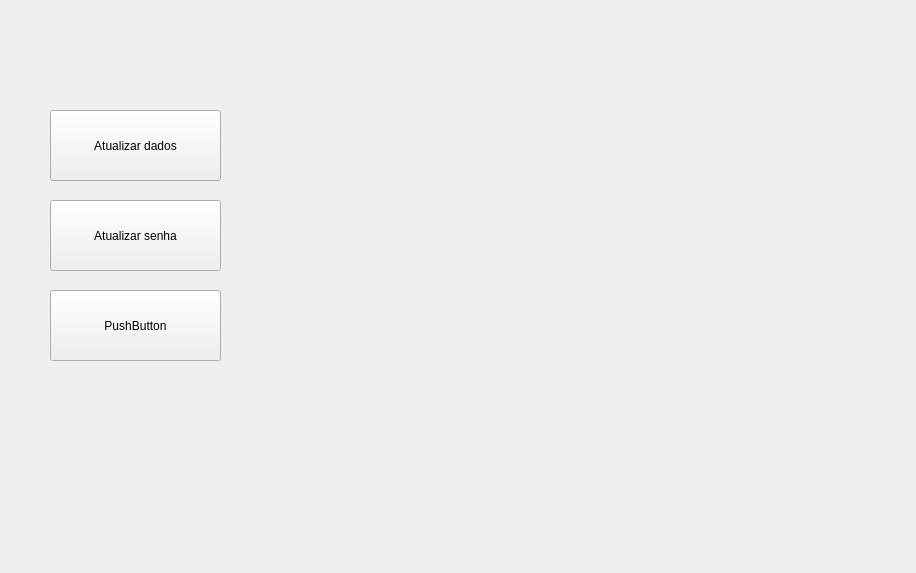
First picture: the form in departamento/gui/menu_professor.ui, repository PedroWegner/projeto_final_desktop, before the edit.
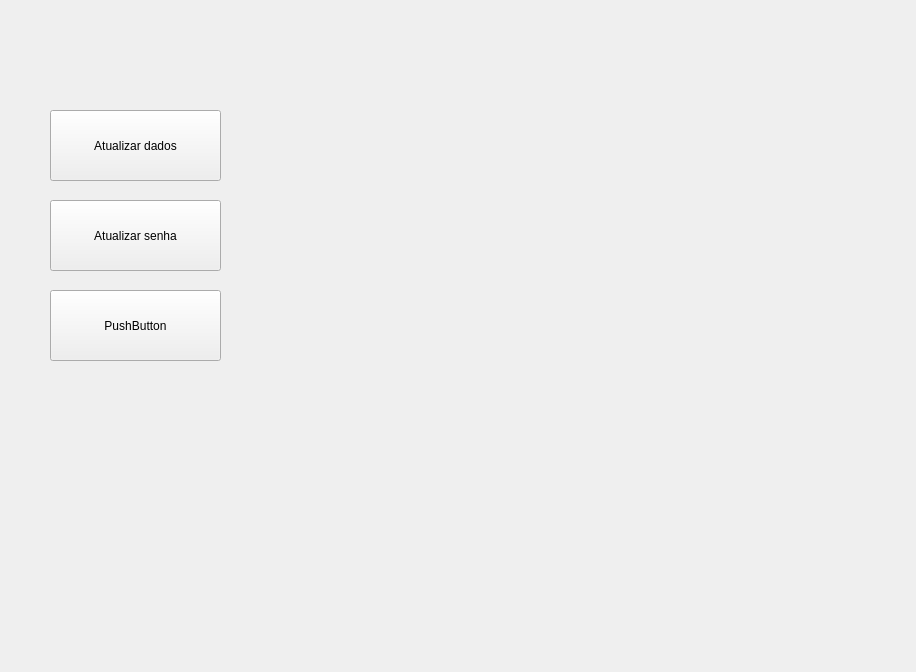
Second picture: the form after the edit.

```diff
--- a/departamento/gui/menu_professor.ui
+++ b/departamento/gui/menu_professor.ui
@@ -7,7 +7,7 @@
     <x>0</x>
     <y>0</y>
     <width>916</width>
-    <height>573</height>
+    <height>672</height>
    </rect>
   </property>
   <property name="windowTitle">
@@ -77,10 +77,10 @@
   <widget class="QLabel" name="bem_vindo">
    <property name="geometry">
     <rect>
-     <x>90</x>
-     <y>40</y>
-     <width>361</width>
-     <height>31</height>
+     <x>70</x>
+     <y>30</y>
+     <width>761</width>
+     <height>71</height>
     </rect>
    </property>
    <property name="font">
```
